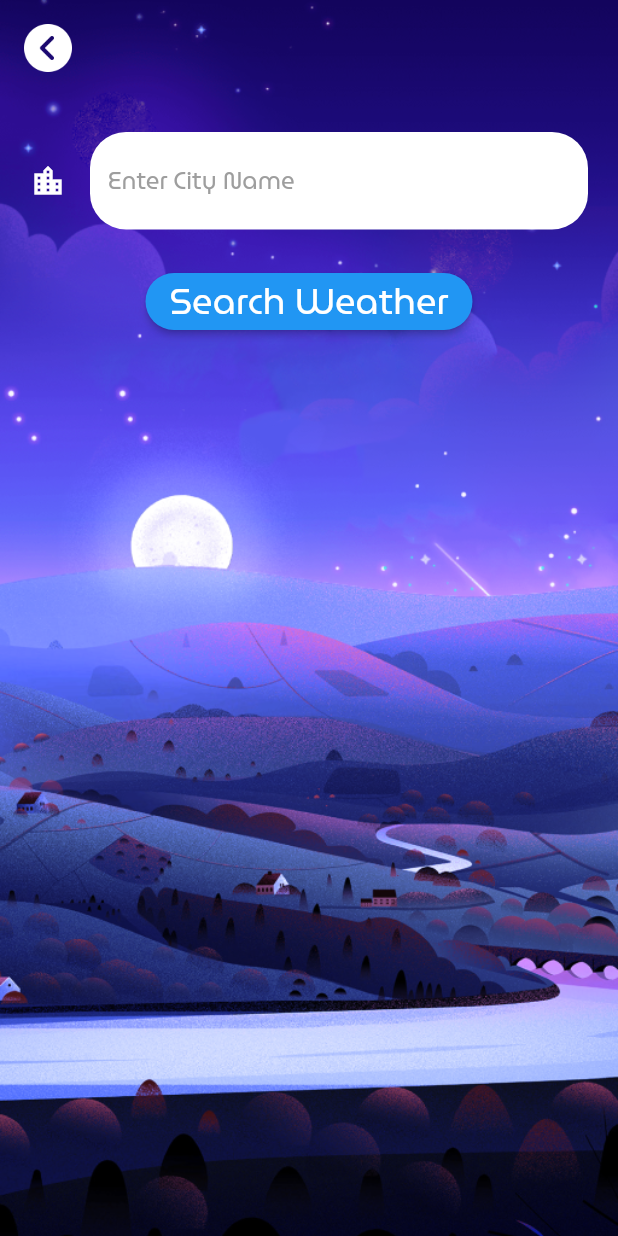
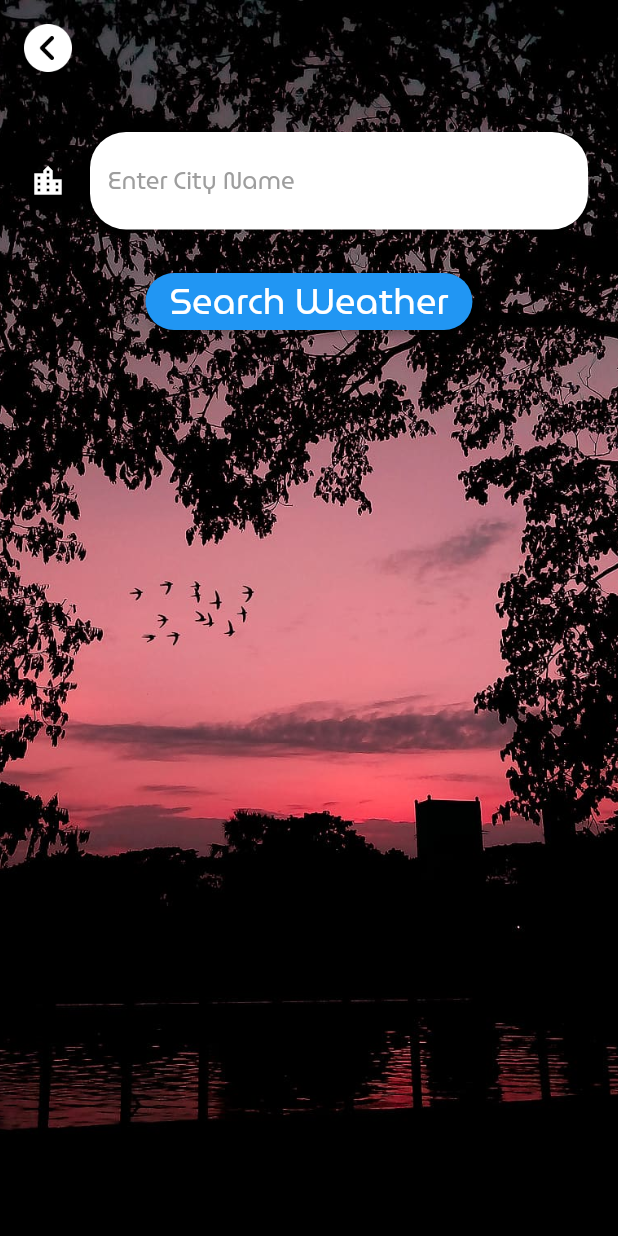
Before and after one commit to 1931160/1931160_Finalproject, a Flutter app: the CityScreen screen opened directly, on a phone screen of 412 x 824 dp. Run offline on Flutter 3.47's test engine with Material 2 defaults, Android fonts, the phone set to English and light mode, and no system bars; our stand-ins replace flutter_spinkit, geolocator; network calls fail.

Commit message:
1st commit

```diff
--- a/lib/screens/city_screen.dart
+++ b/lib/screens/city_screen.dart
@@ -3,6 +3,7 @@
 import 'package:flutter/material.dart';
 import 'package:weather_today_completed/utils/constants.dart';
 import 'loading_screen.dart';
+
 class CityScreen extends StatefulWidget {
   @override
   _CityScreenState createState() => _CityScreenState();
@@ -11,7 +12,7 @@ class CityScreen extends StatefulWidget {
 //Add New
 
 class _CityScreenState extends State<CityScreen> {
-  late String cityName='';
+  late String cityName = '';
 
   @override
   Widget build(BuildContext context) {
@@ -19,7 +20,7 @@ class _CityScreenState extends State<CityScreen> {
       body: Container(
         decoration: BoxDecoration(
           image: DecorationImage(
-            image: AssetImage('images/city_background.png'),
+            image: AssetImage('images/bangladesh-dhaka.png'),
             fit: BoxFit.cover,
           ),
         ),
@@ -50,7 +51,7 @@ class _CityScreenState extends State<CityScreen> {
                 child: TextField(
                   style: TextStyle(
                     fontFamily: 'Museo Moderno',
-                    color: Colors.black,
+                    color: Color(0xff410202),
                   ),
                   decoration: kTextFieldInputDecoration,
                   onChanged: (value) {
@@ -77,7 +78,6 @@ class _CityScreenState extends State<CityScreen> {
                   style: kButtonTextStyle,
                 ),
               ),
-
             ],
           ),
         ),
--- a/lib/screens/loading_screen.dart
+++ b/lib/screens/loading_screen.dart
@@ -53,17 +53,17 @@ class _LoadingScreenState extends State<LoadingScreen> {
       body: Container(
         decoration: BoxDecoration(
           image: DecorationImage(
-            image: AssetImage('images/location_background.png'),
+            image: AssetImage('images/background.png'),
             fit: BoxFit.cover,
             colorFilter: ColorFilter.mode(
-              Colors.black.withOpacity(0.09),
+              Colors.orange.withOpacity(0.09),
               BlendMode.darken,
             ),
           ),
         ),
         child: Center(
           child: SpinKitDoubleBounce(
-            color: Colors.white,
+            color: Color(0xffb6d236),
             size: 100.0,
           ),
         ),
--- a/lib/utils/constants.dart
+++ b/lib/utils/constants.dart
@@ -25,7 +25,7 @@ const kButtonTextStyle = TextStyle(
 const kConditionTextStyle = TextStyle(
   fontSize: 14.0,
   fontFamily: 'Museo Moderno',
-  color: Colors.black,
+  color: Color(0xffe39292),
 );
 
 const kConditionTextStyleSmall = TextStyle(
```
Also changed, not shown: lib/screens/location_screen.dart (+2 -5 lines), images/background.png (added), images/bangladesh-dhaka.png (added), images/city_background.png (deleted), images/location_background.png (deleted). Lines whose indentation alone changed are shown as unchanged.
